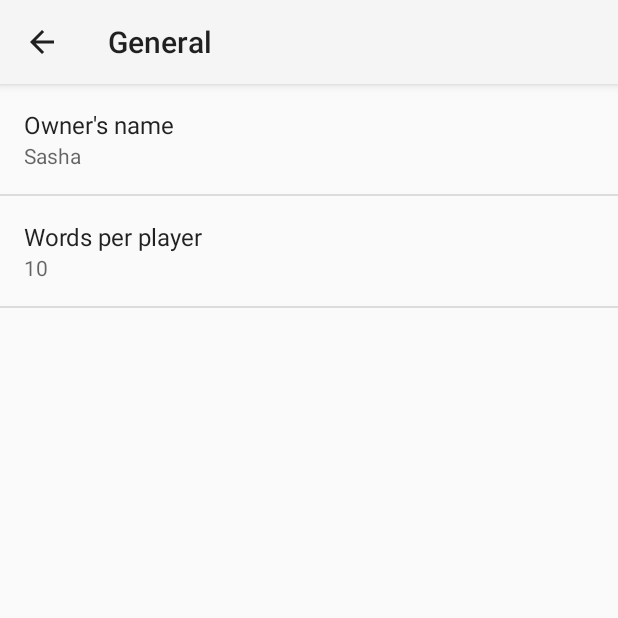
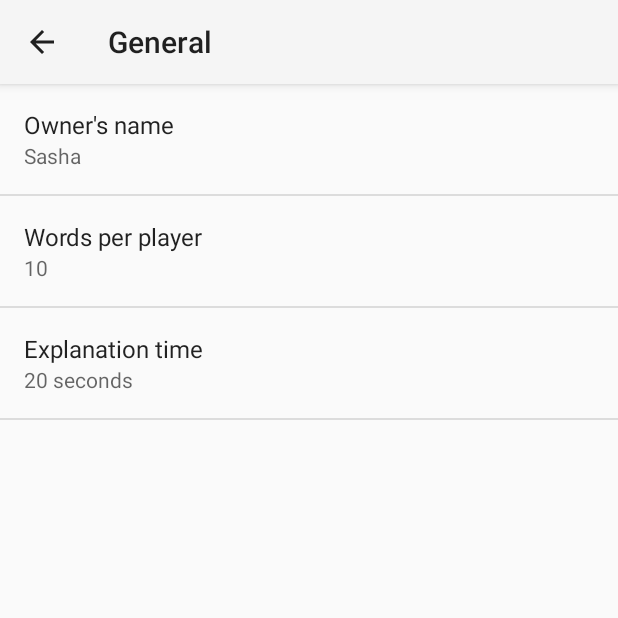
Before and after one commit to SiERic/TheHat, an Android app: the SettingsActivity screen opened directly, with no data from a screen before it, after a tap on "General", on a phone screen of 412 x 824 dp, the top half of it. Run offline under Robolectric (Android 15) with nearby library versions, the phone set to English and light mode, and no system bars.

Commit message:
one_to_others mode & some settings stuff

```diff
--- a/Yug/app/src/main/AndroidManifest.xml
+++ b/Yug/app/src/main/AndroidManifest.xml
@@ -6,6 +6,7 @@
     <uses-permission android:name="android.permission.ACCESS_NETWORK_STATE" />
 
     <uses-feature android:name="android.hardware.camera" />
+
     <uses-permission android:name="android.permission.CAMERA" />
 
     <application
@@ -15,7 +16,8 @@
         android:roundIcon="@mipmap/ic_launcher_round"
         android:supportsRtl="true"
         android:theme="@style/AppTheme">
-        <activity android:name=".activities.onlineGame.AddWordsActivity"></activity>
+        <activity android:name=".activities.game.OneToOthersGameActivity" />
+        <activity android:name=".activities.onlineGame.AddWordsActivity" />
         <activity android:name=".activities.onlineGame.DictionaryListActivity" />
         <activity android:name=".activities.onlineGame.MenuActivity" />
         <activity android:name=".activities.dictionaryManagement.ManageDictionaryActivity" />
--- a/Yug/app/src/main/java/me/sieric/thehat/activities/game/CountdownActivity.java
+++ b/Yug/app/src/main/java/me/sieric/thehat/activities/game/CountdownActivity.java
@@ -57,7 +57,8 @@ public class CountdownActivity extends AppCompatActivity {
         @Override
         public void run() {
             runOnUiThread(() -> {
-                Intent intent = new Intent(CountdownActivity.this, GameActivity.class);
+                Intent intent;
+                intent = new Intent(CountdownActivity.this, GameActivity.class);
                 startActivity(intent);
             });
         }
--- a/Yug/app/src/main/java/me/sieric/thehat/activities/offlineGame/DictionaryListActivity.java
+++ b/Yug/app/src/main/java/me/sieric/thehat/activities/offlineGame/DictionaryListActivity.java
@@ -42,13 +42,11 @@ public class DictionaryListActivity extends AppCompatActivity {
 
         dictListView.setOnItemClickListener((parent, itemClicked, position, id) -> {
             GameHolder.dictId = dictList.get(position).getId();
-            String gameType = getIntent().getStringExtra("offlineGame");
             Intent intent;
-            if (gameType.equals("training")) {
+            if (GameHolder.gameType == GameHolder.GameType.ONE_TO_OTHERS) {
                 ArrayList<Word> words = dbManager.getWordsList(GameHolder.dictId);
                 GameHolder.game = new OfflineGame(words);
                 intent = new Intent(DictionaryListActivity.this, MenuActivity.class);
-                //intent.addFlags(Intent.FLAG_ACTIVITY_NO_HISTORY);
             } else /*if (gameType.equals("offline"))*/ {
                 intent = new Intent(DictionaryListActivity.this, ManagePlayersActivity.class);
                 intent.addFlags(Intent.FLAG_ACTIVITY_NO_HISTORY);
--- a/Yug/app/src/main/java/me/sieric/thehat/activities/onlineGame/CreateJoinActivity.java
+++ b/Yug/app/src/main/java/me/sieric/thehat/activities/onlineGame/CreateJoinActivity.java
@@ -27,6 +27,8 @@ public class CreateJoinActivity extends AppCompatActivity {
         createButton = findViewById(R.id.createButton);
         joinButton = findViewById(R.id.joinButton);
         gameIdText = findViewById(R.id.gameIdText);
+
+        GameHolder.gameType = GameHolder.GameType.ONLINE;
 
         GameHolder.name = PreferenceManager.getDefaultSharedPreferences(this).getString("name", "kek");
 
--- a/Yug/app/src/main/java/me/sieric/thehat/activities/settings/SettingsActivity.java
+++ b/Yug/app/src/main/java/me/sieric/thehat/activities/settings/SettingsActivity.java
@@ -160,6 +160,7 @@ public class SettingsActivity extends AppCompatPreferenceActivity {
             // guidelines.
             bindPreferenceSummaryToValue(findPreference("name"));
             bindPreferenceSummaryToValue(findPreference("words_per_player"));
+            bindPreferenceSummaryToValue(findPreference("explanation_time"));
         }
 
         @Override
--- a/Yug/app/src/main/res/layout/activity_main.xml
+++ b/Yug/app/src/main/res/layout/activity_main.xml
@@ -22,12 +22,12 @@
         app:layout_constraintTop_toTopOf="parent" />
 
     <Button
-        android:id="@+id/trainingModeButton"
+        android:id="@+id/oneToOthersButton"
         android:layout_width="228dp"
         android:layout_height="56dp"
         android:layout_marginTop="24dp"
         android:background="@color/buttonBackgroundBlack"
-        android:text="@string/training_mode"
+        android:text="@string/one_to_others"
         android:textColor="@color/buttonTextWhite"
         app:layout_constraintEnd_toEndOf="parent"
         app:layout_constraintStart_toStartOf="parent"
@@ -43,7 +43,7 @@
         android:background="@color/buttonBackgroundBlack"
         app:layout_constraintEnd_toEndOf="parent"
         app:layout_constraintStart_toStartOf="parent"
-        app:layout_constraintTop_toBottomOf="@+id/trainingModeButton" />
+        app:layout_constraintTop_toBottomOf="@+id/oneToOthersButton" />
 
     <Button
         android:id="@+id/onlineGameButton"
--- a/Yug/app/src/main/res/values/strings.xml
+++ b/Yug/app/src/main/res/values/strings.xml
@@ -24,6 +24,20 @@
 
     <string-array name="pref_words_per_player_list">
         <item>10</item>
+        <item>15</item>
+        <item>20</item>
+        <item>25</item>
+        <item>30</item>
+    </string-array>
+
+    <string-array name="pref_explanation_time">
+        <item>15 seconds</item>
+        <item>20 seconds</item>
+        <item>25 seconds</item>
+        <item>30 seconds</item>
+    </string-array>
+
+    <string-array name="pref_explanation_time_values">
         <item>15</item>
         <item>20</item>
         <item>25</item>
@@ -79,6 +93,7 @@
     <string name="game_started_message">Game successfully started</string>
     <string name="words_remaining_format">words remaining : %d</string>
     <string name="time_format">%02d:%02d</string>
-    <string name="team_results_format">%d %d</string>
-    <string name="team_names_format">%s %s</string>
+    <string name="team_results_format">%d\n%d</string>
+    <string name="team_names_format">%s\n%s</string>
+    <string name="one_to_others">One to others game</string>
 </resources>
--- a/Yug/app/src/main/res/xml/pref_general.xml
+++ b/Yug/app/src/main/res/xml/pref_general.xml
@@ -24,4 +24,14 @@
         android:positiveButtonText="@null"
         android:title="Words per player" />
 
+    <ListPreference
+        android:defaultValue="20"
+        android:entries="@array/pref_explanation_time"
+        android:entryValues="@array/pref_explanation_time_values"
+        android:key="explanation_time"
+        android:negativeButtonText="@null"
+        android:positiveButtonText="@null"
+        android:title="Explanation time" />
+
+
 </PreferenceScreen>
```
Also changed, not shown: Yug/app/src/main/java/me/sieric/thehat/activities/MainActivity.java (+5 -4 lines), Yug/app/src/main/java/me/sieric/thehat/activities/game/GameActivity.java (+16 -7 lines), Yug/app/src/main/java/me/sieric/thehat/logic/GameHolder.java (+7 -0 lines), Yug/app/src/main/res/layout/activity_one_to_others_game.xml (added, +9 -0 lines).
